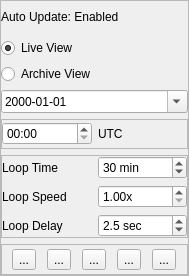
This is scwx-qt/source/scwx/qt/ui/animation_dock_widget.ui in TornadoRTX/TorDar as Qt 5 draws it before an edit. The edited form follows.
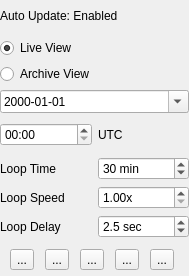
This is the edited form. Icons and pictures are not drawn.

Commit message:
Remove raised styling from most QFrames
This was never intended to be part of the UI, and did not show on Windows. It shows on Fusion, and is especially noticable on macOS.

What changed in the file:
```diff
--- a/scwx-qt/source/scwx/qt/ui/animation_dock_widget.ui
+++ b/scwx-qt/source/scwx/qt/ui/animation_dock_widget.ui
@@ -10,12 +10,6 @@
     <height>276</height>
    </rect>
   </property>
-  <property name="frameShape">
-   <enum>QFrame::Shape::StyledPanel</enum>
-  </property>
-  <property name="frameShadow">
-   <enum>QFrame::Shadow::Raised</enum>
-  </property>
   <layout class="QVBoxLayout" name="verticalLayout_3">
    <property name="leftMargin">
     <number>0</number>
@@ -78,12 +72,6 @@
    </item>
    <item>
     <widget class="QFrame" name="frame">
-     <property name="frameShape">
-      <enum>QFrame::Shape::StyledPanel</enum>
-     </property>
-     <property name="frameShadow">
-      <enum>QFrame::Shadow::Raised</enum>
-     </property>
      <layout class="QHBoxLayout" name="horizontalLayout">
       <property name="leftMargin">
        <number>0</number>
@@ -119,12 +107,6 @@
    </item>
    <item>
     <widget class="QFrame" name="frame_3">
-     <property name="frameShape">
-      <enum>QFrame::Shape::StyledPanel</enum>
-     </property>
-     <property name="frameShadow">
-      <enum>QFrame::Shadow::Raised</enum>
-     </property>
      <layout class="QGridLayout" name="gridLayout">
       <property name="leftMargin">
        <number>0</number>
@@ -218,12 +200,6 @@
    </item>
    <item>
     <widget class="QFrame" name="frame_2">
-     <property name="frameShape">
-      <enum>QFrame::Shape::StyledPanel</enum>
-     </property>
-     <property name="frameShadow">
-      <enum>QFrame::Shadow::Raised</enum>
-     </property>
      <layout class="QHBoxLayout" name="horizontalLayout_2">
       <property name="spacing">
        <number>1</number>
```
The commit also changes 15 other files.
